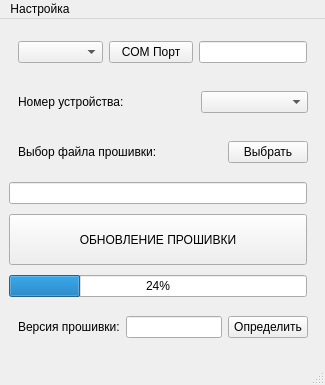
Old version of the form Sender/mainwindow.ui in the repository GlebZigert/CRC32.
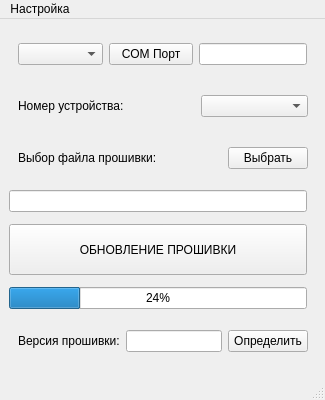
New version of the form.

What changed in the file:
```diff
--- a/Sender/mainwindow.ui
+++ b/Sender/mainwindow.ui
@@ -7,7 +7,7 @@
     <x>0</x>
     <y>0</y>
     <width>325</width>
-    <height>385</height>
+    <height>400</height>
    </rect>
   </property>
   <property name="sizePolicy">
```
Left out of the diff: 2 changed lines with no effect on the pictures.
